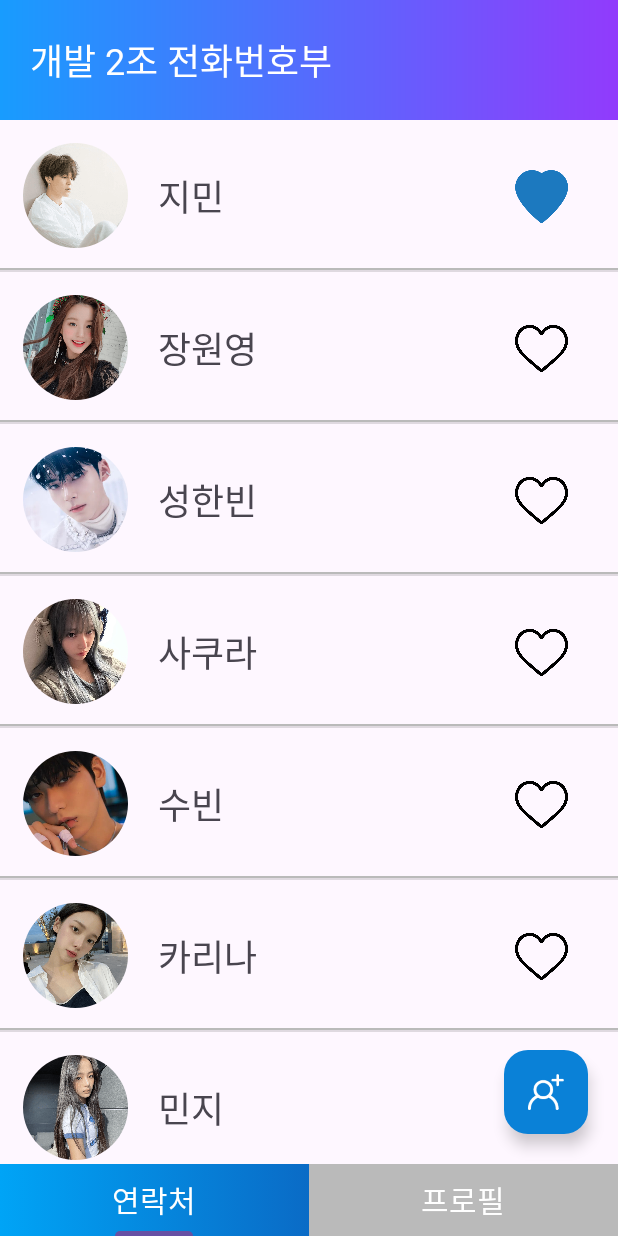
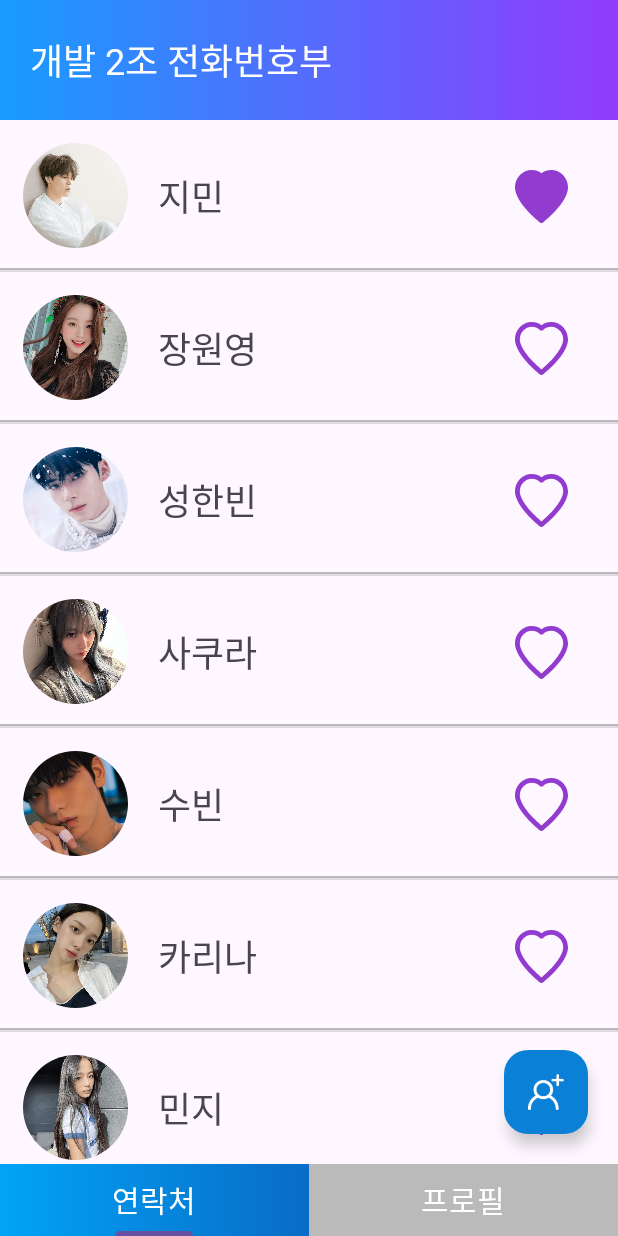
Before and after one commit to Jisung15/Contact-App, an Android app: the screen it shows after launch (MainActivity), after a tap on an icon or button, on a phone screen of 412 x 824 dp. Run offline under Robolectric (Android 15) with nearby library versions, the phone set to English and light mode, and no system bars; our stand-ins replace CircleImageView.

Commit message:
style: 하트 아이콘 변경

```diff
--- a/app/src/main/java/com/example/contactapp/contact/ArticleAdapter.kt
+++ b/app/src/main/java/com/example/contactapp/contact/ArticleAdapter.kt
@@ -22,15 +22,7 @@ class ArticleAdapter(private val listener: ItemTouchHelperListener) :
         fun bind(articleModel: ArticleModel) {
             binding.name.text = articleModel.name
             binding.profileImage.setImageResource(articleModel.imageUrl)
-            binding.like.setImageResource(R.drawable.heart)
-
-            // profileImage 라운딩 처리
-//            binding.profileImage.outlineProvider = object : ViewOutlineProvider() {
-//                override fun getOutline(view: View, outline: Outline) {
-//                    outline.setRoundRect(0, 0, view.width, view.height, 35f)
-//                }
-//            }
-//            binding.profileImage.clipToOutline = true
+            binding.like.setImageResource(R.drawable.heart_outlined)
 
             binding.profileImage.setOnClickListener {
                 val context = itemView.context
@@ -45,16 +37,17 @@ class ArticleAdapter(private val listener: ItemTouchHelperListener) :
 
             // like 이미지 변경
             if (articleModel.dHeartCheck) {
-                binding.like.setImageResource(R.drawable.fulllike_icon)
+                binding.like.setImageResource(R.drawable.heart_filled)
             } else {
-                binding.like.setImageResource(R.drawable.heart)
+                binding.like.setImageResource(R.drawable.heart_outlined)
             }
+
             binding.like.setOnClickListener {
                 articleModel.dHeartCheck = !articleModel.dHeartCheck
                 if (articleModel.dHeartCheck) {
-                    binding.like.setImageResource(R.drawable.fulllike_icon)
+                    binding.like.setImageResource(R.drawable.heart_filled)
                 } else {
-                    binding.like.setImageResource(R.drawable.heart)
+                    binding.like.setImageResource(R.drawable.heart_outlined)
                 }
             }
 
--- /dev/null
+++ b/app/src/main/res/drawable/heart_filled.xml
@@ -0,0 +1,9 @@
+<vector xmlns:android="http://schemas.android.com/apk/res/android"
+    android:width="35dp"
+    android:height="35dp"
+    android:viewportWidth="35"
+    android:viewportHeight="35">
+  <path
+      android:pathData="M35,11.474C35,11.834 34.981,12.193 34.941,12.532C34.822,13.703 34.481,15.001 33.931,16.368C30.41,25.274 18.965,34.284 18.479,34.662C18.191,34.888 17.846,35 17.5,35C17.154,35 16.809,34.888 16.521,34.662C16.035,34.284 4.59,25.274 1.066,16.359C0.519,15.001 0.178,13.703 0.057,12.509C0.019,12.193 0,11.834 0,11.474C0,5.147 4.995,0 11.136,0C13.433,0 15.647,0.726 17.5,2.068C19.353,0.726 21.567,0 23.864,0C30.004,0 35,5.147 35,11.474Z"
+      android:fillColor="#913BCF"/>
+</vector>
--- /dev/null
+++ b/app/src/main/res/drawable/heart_outlined.xml
@@ -0,0 +1,9 @@
+<vector xmlns:android="http://schemas.android.com/apk/res/android"
+    android:width="35dp"
+    android:height="35dp"
+    android:viewportWidth="35"
+    android:viewportHeight="35">
+  <path
+      android:pathData="M23.864,0C21.567,0 19.353,0.726 17.5,2.068C15.647,0.726 13.433,0 11.136,0C4.995,0 0,5.147 0,11.474C0,11.834 0.019,12.192 0.057,12.509C0.178,13.703 0.519,15.001 1.066,16.359C4.59,25.274 16.035,34.284 16.521,34.664C16.809,34.889 17.154,35.001 17.5,35.001C17.846,35.001 18.191,34.889 18.479,34.664C18.965,34.284 30.41,25.274 33.931,16.369C34.481,15.002 34.822,13.705 34.941,12.533C34.981,12.194 35,11.835 35,11.476C35,5.147 30.004,0 23.864,0ZM31.778,12.186C31.686,13.083 31.417,14.09 30.974,15.19C28.333,21.872 20.305,29.003 17.499,31.356C14.693,29.006 6.667,21.878 4.02,15.181C3.582,14.091 3.313,13.083 3.218,12.165C3.192,11.944 3.181,11.709 3.181,11.476C3.182,6.902 6.75,3.182 11.136,3.182C13.09,3.182 14.962,3.93 16.411,5.289C17.024,5.861 17.976,5.861 18.587,5.289C20.038,3.93 21.91,3.182 23.864,3.182C28.25,3.182 31.818,6.902 31.818,11.474C31.818,11.708 31.807,11.943 31.778,12.186Z"
+      android:fillColor="#913BCF"/>
+</vector>
--- a/app/src/main/res/layout/item_article.xml
+++ b/app/src/main/res/layout/item_article.xml
@@ -34,7 +34,7 @@
         android:layout_width="35dp"
         android:layout_height="35dp"
         android:layout_marginEnd="33dp"
-        android:src="@drawable/heart"
+        android:src="@drawable/heart_outlined"
         app:layout_constraintBottom_toBottomOf="@+id/name"
         app:layout_constraintEnd_toEndOf="@+id/main"
         app:layout_constraintTop_toTopOf="@+id/name" />
```
Also changed, not shown: app/src/main/res/drawable/fulllike_icon.png (deleted), app/src/main/res/drawable/heart.png (deleted).
